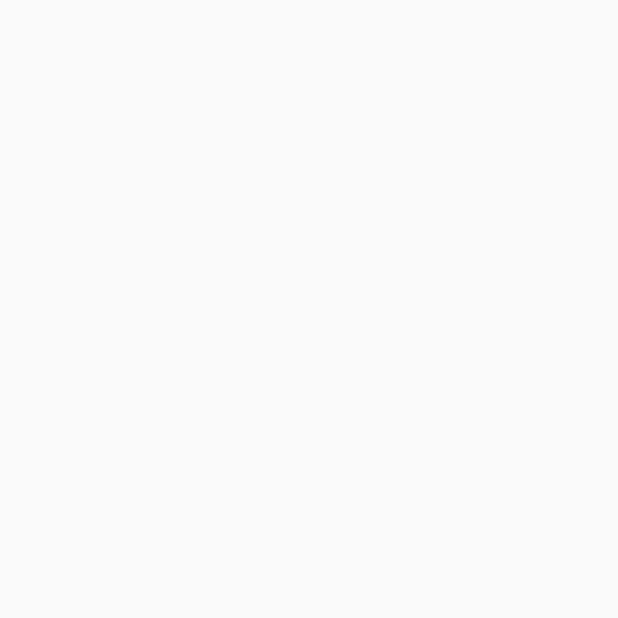
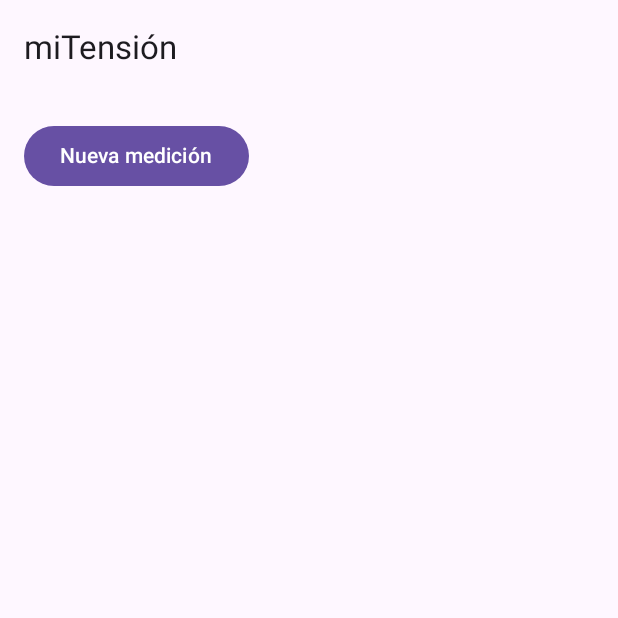
Before and after one commit to jmtuda/miTension, an Android app built with Jetpack Compose: the screen it shows after launch (MainActivity), on a phone screen of 412 x 824 dp, the top half of it. Before the commit the part shown is empty. Run offline under Robolectric (Android 15) with nearby library versions, the light colour scheme and no system bars; our stand-ins replace Room's generated code.

Commit message:
feat: add offline Android measurement flow

```diff
--- a/android/app/src/main/java/com/mitension/app/MainActivity.kt
+++ b/android/app/src/main/java/com/mitension/app/MainActivity.kt
@@ -3,14 +3,23 @@ package com.mitension.app
 import android.os.Bundle
 import androidx.activity.ComponentActivity
 import androidx.activity.compose.setContent
+import androidx.activity.viewModels
+import androidx.room.Room
+import com.mitension.app.data.MiTensionDatabase
+import com.mitension.app.data.RoomMeasurementsRepository
 import androidx.compose.material3.MaterialTheme
 
 class MainActivity : ComponentActivity() {
+    private val viewModel: MeasurementsViewModel by viewModels {
+        val database = Room.databaseBuilder(applicationContext, MiTensionDatabase::class.java, "mitension.db").build()
+        MeasurementsViewModelFactory(RoomMeasurementsRepository(database.measurementsDao()))
+    }
+
     override fun onCreate(savedInstanceState: Bundle?) {
         super.onCreate(savedInstanceState)
         setContent {
             MaterialTheme {
-                // Functional screens are intentionally outside this task.
+                MiTensionApp(viewModel)
             }
         }
     }
--- /dev/null
+++ b/android/app/src/main/java/com/mitension/app/MeasurementsViewModel.kt
@@ -0,0 +1,24 @@
+package com.mitension.app
+
+import androidx.lifecycle.ViewModel
+import androidx.lifecycle.viewModelScope
+import com.mitension.app.data.MeasurementDetail
+import com.mitension.app.data.MeasurementsRepository
+import kotlinx.coroutines.flow.SharingStarted
+import kotlinx.coroutines.flow.StateFlow
+import kotlinx.coroutines.flow.stateIn
+import kotlinx.coroutines.launch
+import java.time.Instant
+
+class MeasurementsViewModel(private val repository: MeasurementsRepository) : ViewModel() {
+    val history: StateFlow<List<MeasurementDetail>> = repository.activeMeasurements()
+        .stateIn(viewModelScope, SharingStarted.WhileSubscribed(5_000), emptyList())
+
+    fun save(draft: ConfirmationDraft, onSaved: (MeasurementDetail) -> Unit) = viewModelScope.launch {
+        onSaved(repository.save(draft.calculated.confirm(), draft.measuredAt, draft.notes))
+    }
+
+    fun load(id: String, onLoaded: (MeasurementDetail?) -> Unit) = viewModelScope.launch {
+        onLoaded(repository.measurement(id))
+    }
+}
--- /dev/null
+++ b/android/app/src/main/java/com/mitension/app/MeasurementsViewModelFactory.kt
@@ -0,0 +1,10 @@
+package com.mitension.app
+
+import androidx.lifecycle.ViewModel
+import androidx.lifecycle.ViewModelProvider
+import com.mitension.app.data.MeasurementsRepository
+
+class MeasurementsViewModelFactory(private val repository: MeasurementsRepository) : ViewModelProvider.Factory {
+    @Suppress("UNCHECKED_CAST")
+    override fun <T : ViewModel> create(modelClass: Class<T>): T = MeasurementsViewModel(repository) as T
+}
--- /dev/null
+++ b/android/app/src/main/java/com/mitension/app/MiTensionApp.kt
@@ -0,0 +1,95 @@
+package com.mitension.app
+
+import androidx.compose.foundation.clickable
+import androidx.compose.foundation.layout.Arrangement
+import androidx.compose.foundation.layout.Column
+import androidx.compose.foundation.layout.Row
+import androidx.compose.foundation.layout.fillMaxSize
+import androidx.compose.foundation.layout.fillMaxWidth
+import androidx.compose.foundation.layout.padding
+import androidx.compose.foundation.lazy.LazyColumn
+import androidx.compose.foundation.lazy.items
+import androidx.compose.material3.Button
+import androidx.compose.material3.Card
+import androidx.compose.material3.ExperimentalMaterial3Api
+import androidx.compose.material3.OutlinedTextField
+import androidx.compose.material3.Scaffold
+import androidx.compose.material3.Text
+import androidx.compose.material3.TopAppBar
+import androidx.compose.runtime.Composable
+import androidx.compose.runtime.getValue
+import androidx.compose.runtime.mutableStateOf
+import androidx.compose.runtime.remember
+import androidx.compose.runtime.setValue
+import androidx.compose.ui.Modifier
+import androidx.compose.ui.unit.dp
+import androidx.lifecycle.compose.collectAsStateWithLifecycle
+import com.mitension.app.data.MeasurementDetail
+import java.time.Instant
+import java.time.ZoneId
+import java.time.format.DateTimeFormatter
+
+private enum class Screen { HISTORY, FIRST, SECOND, CONFIRM, DETAIL }
+
+@OptIn(ExperimentalMaterial3Api::class)
+@Composable
+fun MiTensionApp(viewModel: MeasurementsViewModel) {
+    val history by viewModel.history.collectAsStateWithLifecycle()
+    var screen by remember { mutableStateOf(Screen.HISTORY) }
+    var flow by remember { mutableStateOf(RegistrationFlow()) }
+    var selected by remember { mutableStateOf<MeasurementDetail?>(null) }
+
+    Scaffold(topBar = { TopAppBar(title = { Text("miTensión") }) }) { padding ->
+        when (screen) {
+            Screen.HISTORY -> HistoryScreen(history, onNew = { flow = RegistrationFlow(); screen = Screen.FIRST }, onDetail = {
+                viewModel.load(it) { detail -> selected = detail; screen = Screen.DETAIL }
+            }, Modifier.padding(padding))
+            Screen.FIRST -> ReadingScreen("Medición 1", onNext = { s, d, p ->
+                runCatching { flow.captureFirst(s, d, p) }.onSuccess { screen = Screen.SECOND }
+            }, onCancel = { flow.cancel(); screen = Screen.HISTORY }, Modifier.padding(padding))
+            Screen.SECOND -> ReadingScreen("Medición 2", onNext = { s, d, p ->
+                runCatching { flow.captureSecond(s, d, p) }.onSuccess { screen = Screen.CONFIRM }
+            }, onCancel = { flow.cancel(); screen = Screen.HISTORY }, Modifier.padding(padding))
+            Screen.CONFIRM -> ConfirmScreen(flow, onConfirm = { measuredAt, notes ->
+                runCatching { flow.confirmation(measuredAt, notes) }.onSuccess { draft ->
+                    viewModel.save(draft) { screen = Screen.HISTORY }
+                }
+            }, onCancel = { flow.cancel(); screen = Screen.HISTORY }, Modifier.padding(padding))
+            Screen.DETAIL -> DetailScreen(selected, onBack = { screen = Screen.HISTORY }, Modifier.padding(padding))
+        }
+    }
+}
+
+@Composable private fun ReadingScreen(title: String, onNext: (String, String, String) -> Unit, onCancel: () -> Unit, modifier: Modifier) {
+    var systolic by remember { mutableStateOf("") }; var diastolic by remember { mutableStateOf("") }; var pulse by remember { mutableStateOf("") }
+    Column(modifier.padding(16.dp), verticalArrangement = Arrangement.spacedBy(12.dp)) {
+        Text(title)
+        OutlinedTextField(systolic, { systolic = it }, label = { Text("Sistólica") })
+        OutlinedTextField(diastolic, { diastolic = it }, label = { Text("Diastólica") })
+        OutlinedTextField(pulse, { pulse = it }, label = { Text("Pulso") })
+        Row(horizontalArrangement = Arrangement.spacedBy(8.dp)) { Button(onClick = onNext.let { { it(systolic, diastolic, pulse) } }) { Text("Continuar") }; Button(onClick = onCancel) { Text("Cancelar") } }
+    }
+}
+
+@Composable private fun ConfirmScreen(flow: RegistrationFlow, onConfirm: (Instant, String) -> Unit, onCancel: () -> Unit, modifier: Modifier) {
+    var notes by remember { mutableStateOf("") }
+    var dateTime by remember { mutableStateOf(Instant.now().toString()) }
+    val result = runCatching { flow.calculatedMeasurement() }.getOrNull() ?: return
+    Column(modifier.padding(16.dp), verticalArrangement = Arrangement.spacedBy(12.dp)) {
+        Text("Confirmar medición")
+        Text("Medición 1: ${result.first.systolic}/${result.first.diastolic} · ${result.first.pulse} ppm")
+        Text("Medición 2: ${result.second.systolic}/${result.second.diastolic} · ${result.second.pulse} ppm")
+        Text("Media: ${result.result.systolic}/${result.result.diastolic} · ${result.result.pulse} ppm")
+        OutlinedTextField(dateTime, { dateTime = it }, label = { Text("Fecha y hora (ISO-8601)") })
+        OutlinedTextField(notes, { if (it.length <= RegistrationFlow.MAX_NOTES_LENGTH) notes = it }, label = { Text("Nota opcional") })
+        Row(horizontalArrangement = Arrangement.spacedBy(8.dp)) { Button(onClick = { runCatching { Instant.parse(dateTime) }.getOrNull()?.let { onConfirm(it, notes) } }) { Text("Guardar") }; Button(onClick = onCancel) { Text("Cancelar") } }
+    }
+}
+
+@Composable private fun HistoryScreen(items: List<MeasurementDetail>, onNew: () -> Unit, onDetail: (String) -> Unit, modifier: Modifier) {
+    Column(modifier.fillMaxSize().padding(16.dp)) { Button(onClick = onNew) { Text("Nueva medición") }; LazyColumn { items(items, key = { it.id }) { item -> Card(Modifier.fillMaxWidth().padding(vertical = 4.dp).clickable { onDetail(item.id) }) { Text("${format(item.measuredAt)} · ${item.systolic}/${item.diastolic} · ${item.pulse} ppm", Modifier.padding(16.dp)) } } } }
+}
+
+@Composable private fun DetailScreen(item: MeasurementDetail?, onBack: () -> Unit, modifier: Modifier) { Column(modifier.padding(16.dp), verticalArrangement = Arrangement.spacedBy(8.dp)) { Text("Detalle"); if (item != null) { Text(format(item.measuredAt)); Text("${item.systolic}/${item.diastolic} · ${item.pulse} ppm"); item.notes?.let { Text(it) } }; Button(onClick = onBack) { Text("Volver") } } }
+
+private fun format(instant: Instant): String = DateTimeFormatter.ofPattern("dd/MM/yyyy HH:mm").withZone(ZoneId.systemDefault()).format(instant)
--- /dev/null
+++ b/android/app/src/main/java/com/mitension/app/data/MeasurementsDao.kt
@@ -0,0 +1,19 @@
+package com.mitension.app.data
+
+import androidx.room.Dao
+import androidx.room.Insert
+import androidx.room.OnConflictStrategy
+import androidx.room.Query
+import kotlinx.coroutines.flow.Flow
+
+@Dao
+interface MeasurementsDao {
+    @Insert(onConflict = OnConflictStrategy.ABORT)
+    suspend fun insert(measurement: LocalMeasurement)
+
+    @Query("SELECT * FROM measurements WHERE deletedAt IS NULL ORDER BY measuredAt DESC, id DESC")
+    fun observeActive(): Flow<List<LocalMeasurement>>
+
+    @Query("SELECT * FROM measurements WHERE id = :id AND deletedAt IS NULL LIMIT 1")
+    suspend fun activeById(id: String): LocalMeasurement?
+}
--- /dev/null
+++ b/android/app/src/main/java/com/mitension/app/data/MiTensionDatabase.kt
@@ -0,0 +1,9 @@
+package com.mitension.app.data
+
+import androidx.room.Database
+import androidx.room.RoomDatabase
+
+@Database(entities = [LocalMeasurement::class], version = 1, exportSchema = false)
+abstract class MiTensionDatabase : RoomDatabase() {
+    abstract fun measurementsDao(): MeasurementsDao
+}
--- a/android/build.gradle.kts
+++ b/android/build.gradle.kts
@@ -2,4 +2,5 @@ plugins {
     id("com.android.application") version "7.4.2" apply false
     kotlin("android") version "1.8.22" apply false
     kotlin("jvm") version "1.8.22" apply false
+    kotlin("kapt") version "1.8.22" apply false
 }
```
Also changed, not shown: android/app/build.gradle.kts (+14 -0 lines), android/app/src/main/java/com/mitension/app/RegistrationFlow.kt (added, +49 -0 lines), android/app/src/main/java/com/mitension/app/data/LocalMeasurement.kt (added, +77 -0 lines), 3 other files.
